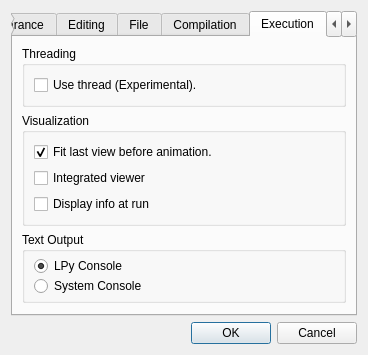
The window that src/openalea/lpy/gui/lpyprefwidget.ui (openalea/lpy) describes before a commit, drawn with Qt 5.
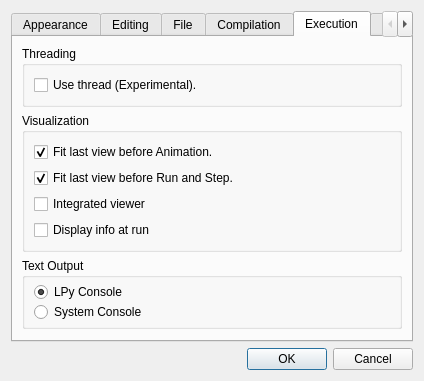
The same window after the commit. The open tabs and pages were chosen to show the change.

Commit message: fix bugs in lpystudio including panel management (new menu introduced), save session during session, panel translation, view fitting at run, function name on window title editor

The edit to the form file:
```diff
--- a/src/openalea/lpy/gui/lpyprefwidget.ui
+++ b/src/openalea/lpy/gui/lpyprefwidget.ui
@@ -6,8 +6,8 @@
    <rect>
     <x>0</x>
     <y>0</y>
-    <width>315</width>
-    <height>306</height>
+    <width>424</width>
+    <height>368</height>
    </rect>
   </property>
   <property name="windowTitle">
@@ -449,7 +449,17 @@
           <item>
            <widget class="QCheckBox" name="fitViewEdit">
             <property name="text">
-             <string>Fit last view before animation.</string>
+             <string>Fit last view before Animation.</string>
+            </property>
+            <property name="checked">
+             <bool>true</bool>
+            </property>
+           </widget>
+          </item>
+          <item>
+           <widget class="QCheckBox" name="fitViewRunEdit">
+            <property name="text">
+             <string>Fit last view before Run and Step.</string>
             </property>
             <property name="checked">
              <bool>true</bool>
```
Left out of the diff: 6 changed lines with no effect on the pictures. The commit also changes 9 other files.
